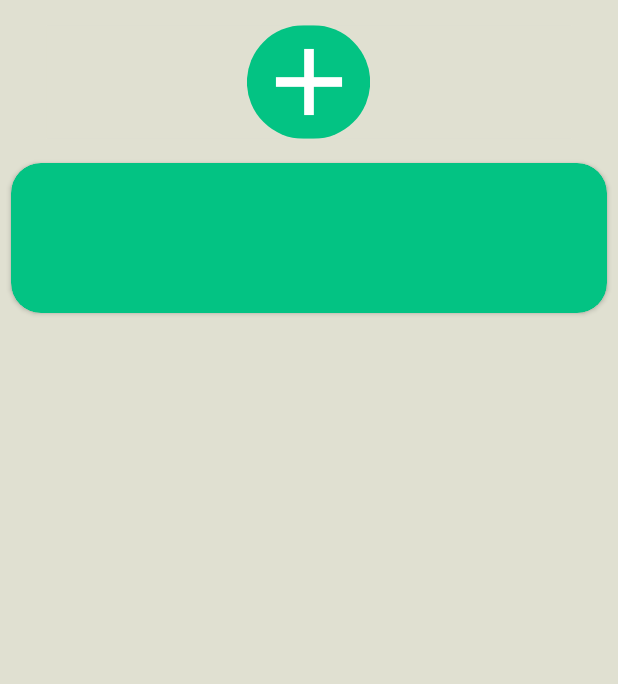
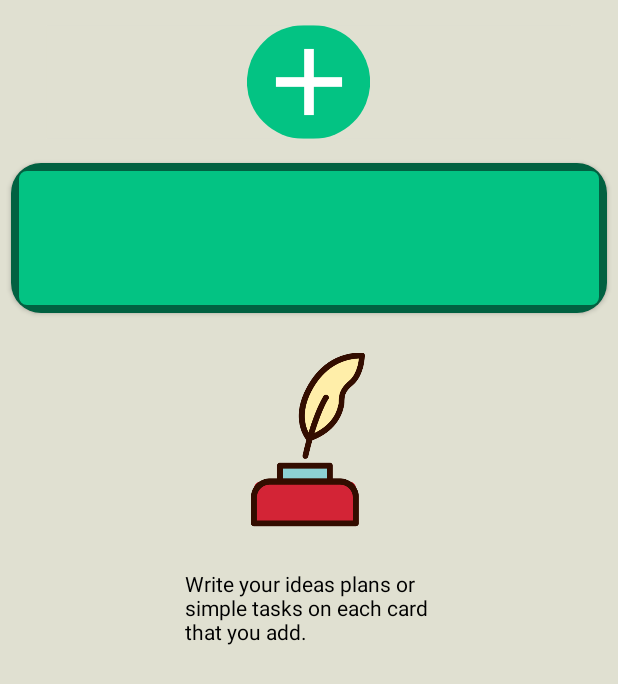
Before and after one commit to hcdbh14/SimpleToDoList, an Android app: the screen it shows after launch (MainActivity), after a tap on "add new task button", on a phone screen of 412 x 824 dp. Shown: the top 684 px of the screen. Run offline under Robolectric (Android 15) with nearby library versions, the light colour scheme and no system bars; our stand-ins replace Room's generated code.

Commit message:
added border

```diff
--- /dev/null
+++ b/app/src/main/res/drawable/border.xml
@@ -0,0 +1,12 @@
+<?xml version="1.0" encoding="utf-8"?>
+
+
+<shape xmlns:android="http://schemas.android.com/apk/res/android">
+   />
+    <stroke android:width="5dp" android:color="#80000000"/>
+    <padding android:left="5dp" android:top="5dp" android:right="5dp" android:bottom="5dp"/>
+    <corners android:bottomRightRadius="8dp"
+        android:bottomLeftRadius="8dp"
+        android:topLeftRadius="8dp"
+        android:topRightRadius="8dp" />
+</shape>
--- /dev/null
+++ b/app/src/main/res/layout/activity_intro.xml
@@ -0,0 +1,33 @@
+<?xml version="1.0" encoding="utf-8"?>
+<androidx.constraintlayout.widget.ConstraintLayout xmlns:android="http://schemas.android.com/apk/res/android"
+    xmlns:app="http://schemas.android.com/apk/res-auto"
+    xmlns:tools="http://schemas.android.com/tools"
+    android:layout_width="match_parent"
+    android:layout_height="match_parent"
+    android:background="@color/background">
+
+    <TextView
+        android:id="@+id/textView"
+        android:layout_width="166dp"
+        android:layout_height="65dp"
+        android:lines="3"
+        android:text="Write your ideas plans or simple tasks on each card that you add."
+        android:textColor="@color/colorPrimaryDark"
+        app:layout_constraintBottom_toBottomOf="parent"
+        app:layout_constraintEnd_toEndOf="parent"
+        app:layout_constraintStart_toStartOf="parent"
+        app:layout_constraintTop_toTopOf="parent" />
+
+    <ImageView
+        android:id="@+id/imageView"
+        android:layout_width="116dp"
+        android:layout_height="158dp"
+        android:layout_marginBottom="7dp"
+        app:layout_constraintBottom_toTopOf="@+id/textView"
+        app:layout_constraintEnd_toEndOf="parent"
+        app:layout_constraintHorizontal_bias="0.498"
+        app:layout_constraintStart_toStartOf="parent"
+        app:layout_constraintTop_toTopOf="parent"
+        app:layout_constraintVertical_bias="1.0"
+        app:srcCompat="@drawable/pen_and_ink" />
+</androidx.constraintlayout.widget.ConstraintLayout>
--- a/app/src/main/res/layout/activity_main.xml
+++ b/app/src/main/res/layout/activity_main.xml
@@ -6,6 +6,11 @@
     android:background="@color/background"
     tools:context=".MainActivity">
 
+
+    <include
+        layout="@layout/activity_intro"
+        android:id="@+id/includedLayout"
+       />
 
     <androidx.recyclerview.widget.RecyclerView
         android:id="@+id/recycler_view"
--- a/app/src/main/res/layout/task_view.xml
+++ b/app/src/main/res/layout/task_view.xml
@@ -5,16 +5,18 @@
     xmlns:app="http://schemas.android.com/apk/res-auto"
     android:layout_margin="3dp"
     app:cardBackgroundColor="#ADD8E6"
-    app:cardCornerRadius="20dp">
+    app:cardCornerRadius="20dp"
+    >
 
     <EditText
         android:id="@+id/editTextID"
         android:layout_width="match_parent"
         android:layout_height="match_parent"
         android:layout_gravity="center"
-        android:background="@null"
-        android:backgroundTint="#FFFFFF"
+
+        android:background="@drawable/border"
         android:gravity="center"
         android:textColor="@drawable/edit_text_selector"
         android:textSize="22sp" />
+
 </androidx.cardview.widget.CardView>
```
Also changed, not shown: app/src/main/res/drawable/pen_and_ink.png (added).
